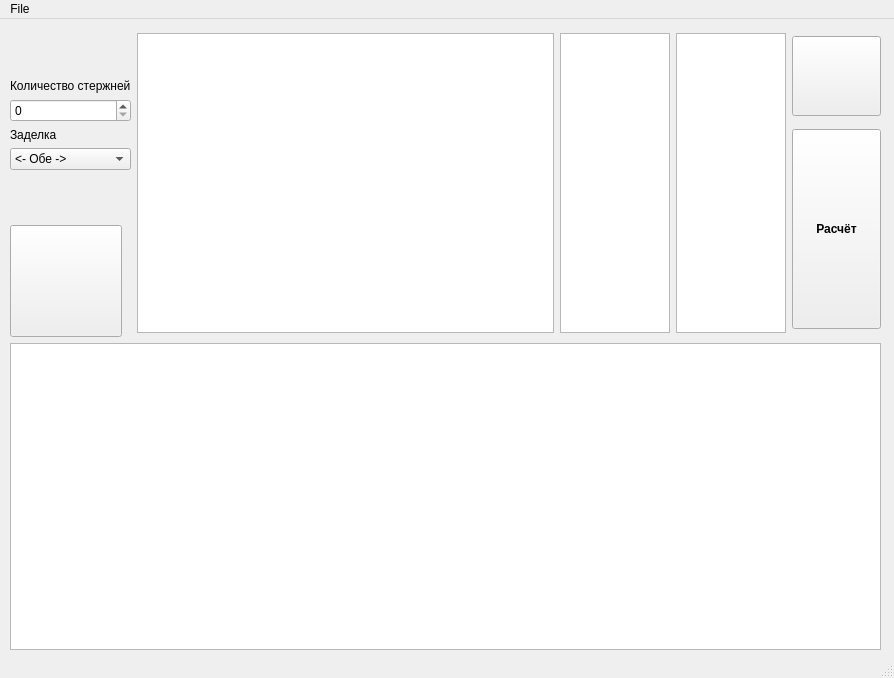
Qt form mainwindow.ui (Bratko73/SAPR-LAP-0xF423F) before a commit.
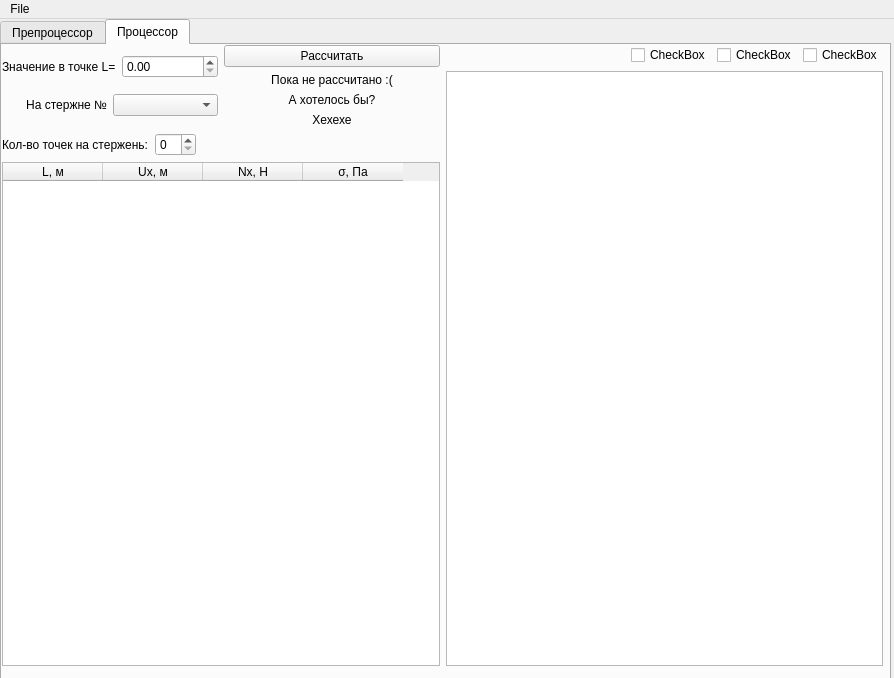
The same form after that commit. Icons and pictures are not drawn.

```diff
--- a/mainwindow.ui
+++ b/mainwindow.ui
@@ -23,6 +23,22 @@
    <string/>
   </property>
   <widget class="QWidget" name="centralwidget">
+   <widget class="QTabWidget" name="tabs">
+    <property name="geometry">
+     <rect>
+      <x>0</x>
+      <y>0</y>
+      <width>891</width>
+      <height>661</height>
+     </rect>
+    </property>
+    <property name="currentIndex">
+     <number>1</number>
+    </property>
+    <widget class="QWidget" name="preProcTab">
+     <attribute name="title">
+      <string>Препроцессор</string>
+     </attribute>
    <widget class="QWidget" name="verticalLayoutWidget">
     <property name="geometry">
      <rect>
@@ -289,6 +305,215 @@
     </layout>
    </widget>
   </widget>
+    <widget class="QWidget" name="postProcTab">
+     <attribute name="title">
+      <string>Процессор</string>
+     </attribute>
+     <widget class="QWidget" name="">
+      <property name="geometry">
+       <rect>
+        <x>0</x>
+        <y>0</y>
+        <width>881</width>
+        <height>621</height>
+       </rect>
+      </property>
+      <layout class="QHBoxLayout" name="horizontalLayout_6">
+       <item>
+        <layout class="QVBoxLayout" name="verticalLayout_4">
+         <item>
+          <layout class="QVBoxLayout" name="verticalLayout_3">
+           <item>
+            <layout class="QHBoxLayout" name="horizontalLayout_3">
+             <item>
+              <layout class="QVBoxLayout" name="verticalLayout_2">
+               <item>
+                <layout class="QHBoxLayout" name="horizontalLayout">
+                 <item>
+                  <widget class="QLabel" name="PointL_label">
+                   <property name="text">
+                    <string>Значение в точке L=</string>
+                   </property>
+                  </widget>
+                 </item>
+                 <item>
+                  <widget class="QDoubleSpinBox" name="PointL"/>
+                 </item>
+                </layout>
+               </item>
+               <item>
+                <layout class="QHBoxLayout" name="horizontalLayout_2">
+                 <item>
+                  <widget class="QLabel" name="PointRod_label">
+                   <property name="text">
+                    <string>На стержне №</string>
+                   </property>
+                   <property name="alignment">
+                    <set>Qt::AlignRight|Qt::AlignTrailing|Qt::AlignVCenter</set>
+                   </property>
+                  </widget>
+                 </item>
+                 <item>
+                  <widget class="QComboBox" name="PointRod"/>
+                 </item>
+                </layout>
+               </item>
+              </layout>
+             </item>
+             <item>
+              <layout class="QVBoxLayout" name="verticalLayout">
+               <item>
+                <widget class="QPushButton" name="PointButton">
+                 <property name="text">
+                  <string>Рассчитать</string>
+                 </property>
+                </widget>
+               </item>
+               <item>
+                <widget class="QLabel" name="NxPoint_label">
+                 <property name="layoutDirection">
+                  <enum>Qt::LeftToRight</enum>
+                 </property>
+                 <property name="text">
+                  <string>Пока не рассчитано :(</string>
+                 </property>
+                 <property name="alignment">
+                  <set>Qt::AlignCenter</set>
+                 </property>
+                </widget>
+               </item>
+               <item>
+                <widget class="QLabel" name="UxPoint_label">
+                 <property name="text">
+                  <string>А хотелось бы?</string>
+                 </property>
+                 <property name="alignment">
+                  <set>Qt::AlignCenter</set>
+                 </property>
+                </widget>
+               </item>
+               <item>
+                <widget class="QLabel" name="SigmaPoint_label">
+                 <property name="text">
+                  <string>Хехехе</string>
+                 </property>
+                 <property name="alignment">
+                  <set>Qt::AlignCenter</set>
+                 </property>
+                </widget>
+               </item>
+              </layout>
+             </item>
+            </layout>
+           </item>
+           <item>
+            <layout class="QHBoxLayout" name="horizontalLayout_4">
+             <item>
+              <widget class="QLabel" name="label_4">
+               <property name="text">
+                <string>Кол-во точек на стержень:</string>
+               </property>
+              </widget>
+             </item>
+             <item>
+              <widget class="QSpinBox" name="stepSpinBox"/>
+             </item>
+             <item>
+              <spacer name="horizontalSpacer_2">
+               <property name="orientation">
+                <enum>Qt::Horizontal</enum>
+               </property>
+               <property name="sizeType">
+                <enum>QSizePolicy::MinimumExpanding</enum>
+               </property>
+               <property name="sizeHint" stdset="0">
+                <size>
+                 <width>40</width>
+                 <height>20</height>
+                </size>
+               </property>
+              </spacer>
+             </item>
+            </layout>
+           </item>
+          </layout>
+         </item>
+         <item>
+          <widget class="QTableWidget" name="postTableWidget">
+           <column>
+            <property name="text">
+             <string>L, м</string>
+            </property>
+           </column>
+           <column>
+            <property name="text">
+             <string>Ux, м</string>
+            </property>
+           </column>
+           <column>
+            <property name="text">
+             <string>Nx, Н</string>
+            </property>
+           </column>
+           <column>
+            <property name="text">
+             <string>σ, Па</string>
+            </property>
+           </column>
+          </widget>
+         </item>
+        </layout>
+       </item>
+       <item>
+        <layout class="QVBoxLayout" name="verticalLayout_9">
+         <item>
+          <layout class="QHBoxLayout" name="horizontalLayout_5">
+           <item>
+            <spacer name="horizontalSpacer">
+             <property name="orientation">
+              <enum>Qt::Horizontal</enum>
+             </property>
+             <property name="sizeHint" stdset="0">
+              <size>
+               <width>40</width>
+               <height>20</height>
+              </size>
+             </property>
+            </spacer>
+           </item>
+           <item>
+            <widget class="QCheckBox" name="checkBox_2">
+             <property name="text">
+              <string>CheckBox</string>
+             </property>
+            </widget>
+           </item>
+           <item>
+            <widget class="QCheckBox" name="checkBox">
+             <property name="text">
+              <string>CheckBox</string>
+             </property>
+            </widget>
+           </item>
+           <item>
+            <widget class="QCheckBox" name="checkBox_3">
+             <property name="text">
+              <string>CheckBox</string>
+             </property>
+            </widget>
+           </item>
+          </layout>
+         </item>
+         <item>
+          <widget class="QGraphicsView" name="postGraphicsView"/>
+         </item>
+        </layout>
+       </item>
+      </layout>
+     </widget>
+    </widget>
+   </widget>
+  </widget>
   <widget class="QMenuBar" name="menubar">
    <property name="geometry">
     <rect>
@@ -307,7 +532,6 @@
    </widget>
    <addaction name="menuFile"/>
   </widget>
-  <widget class="QStatusBar" name="statusbar"/>
   <action name="actionOpen">
    <property name="text">
     <string>Open</string>
```
Lines whose indentation alone changed are shown as unchanged.
